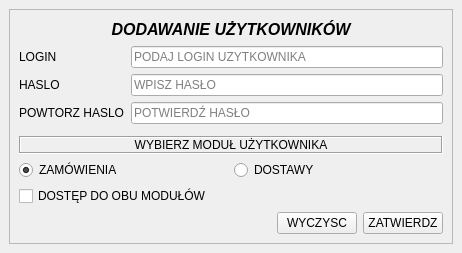
This is templates/dodawanie_kont/add_user.ui in PanWitold/program_ksiegowy as Qt 5 draws it before an edit. The edited form follows.
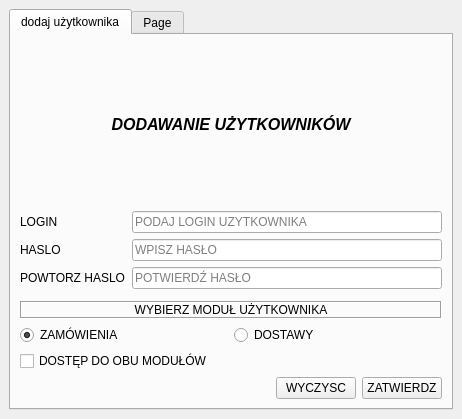
This is the edited form.

What changed in the file:
```diff
--- a/templates/dodawanie_kont/add_user.ui
+++ b/templates/dodawanie_kont/add_user.ui
@@ -7,7 +7,7 @@
     <x>0</x>
     <y>0</y>
     <width>462</width>
-    <height>253</height>
+    <height>419</height>
    </rect>
   </property>
   <property name="windowTitle">
@@ -16,13 +16,14 @@
   <widget class="QWidget" name="centralwidget">
    <layout class="QGridLayout" name="gridLayout_3">
     <item row="0" column="0">
-     <widget class="QFrame" name="frame">
-      <property name="frameShape">
-       <enum>QFrame::StyledPanel</enum>
+     <widget class="QTabWidget" name="tabWidget">
+      <property name="currentIndex">
+       <number>0</number>
       </property>
-      <property name="frameShadow">
-       <enum>QFrame::Raised</enum>
-      </property>
+      <widget class="QWidget" name="tabWidgetPage1">
+       <attribute name="title">
+        <string>dodaj użytkownika</string>
+       </attribute>
       <layout class="QGridLayout" name="gridLayout_2">
        <item row="0" column="0">
         <widget class="QLabel" name="label">
@@ -210,6 +211,12 @@
        </item>
       </layout>
      </widget>
+      <widget class="QWidget" name="tab">
+       <attribute name="title">
+        <string>Page</string>
+       </attribute>
+      </widget>
+     </widget>
     </item>
    </layout>
   </widget>
```
Left out of the diff: 83 changed lines with no effect on the pictures. Lines whose indentation alone changed are shown as unchanged.
